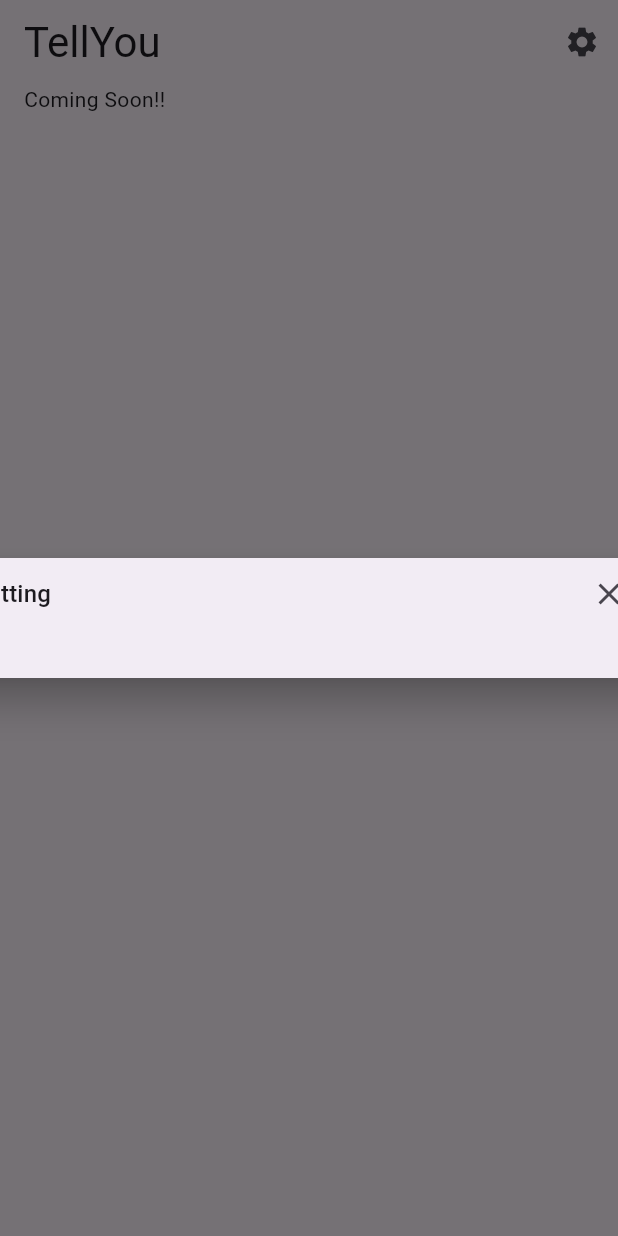
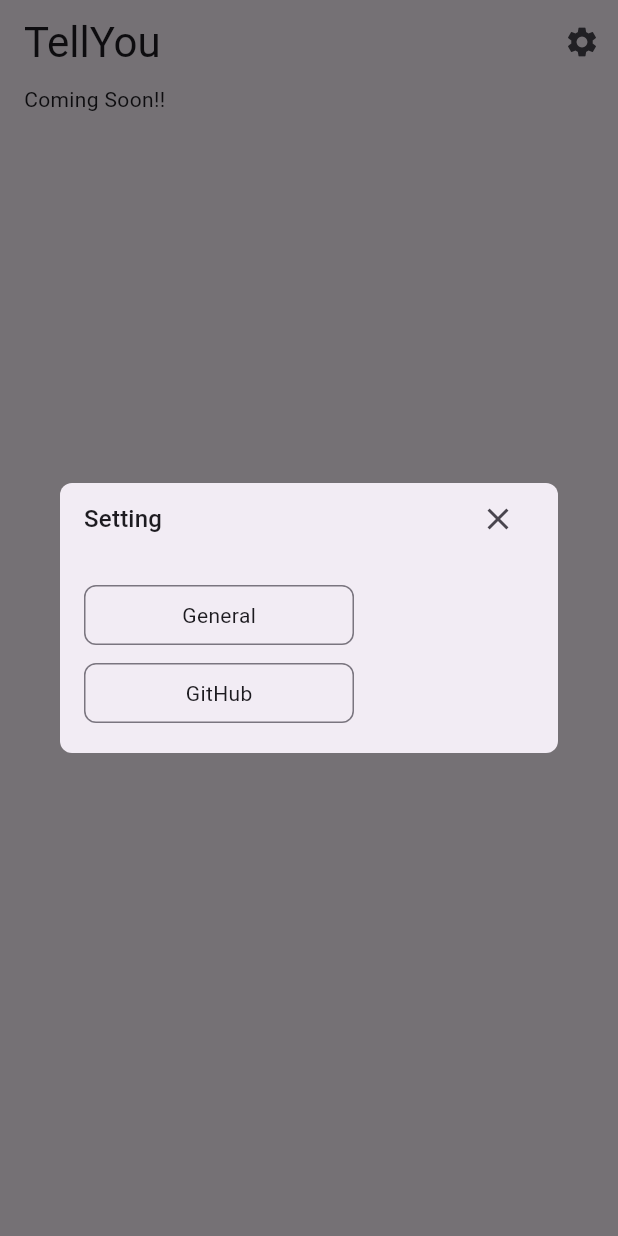
Before and after one commit to pkshimizu/tellyou, a Flutter app: the screen it shows after launch, after a tap on the "settings" icon, on a phone screen of 412 x 824 dp. Run offline on Flutter 3.47's test engine with Material 3 defaults, Android fonts, the phone set to English and light mode, and no system bars; our stand-ins replace drift, flutter_riverpod, freezed_annotation, hooks_riverpod, riverpod_annotation; missing offline and left inert: sqlite3; accounts and stored records are empty; generated files the repository leaves out were written again.

Commit message:
設定ダイアログのUI実装とConfig簡素化
- TButtonウィジェットを追加（テキスト、アウトライン、エレベート対応）
- TListViewウィジェットを追加（リスト表示機能）
- SettingDialogにGeneral/GitHubボタンを追加
- TDialogをFittedBoxからDialogに変更してレイアウト問題を修正
- ConfigクラスからYAML読み込みを削除しシンプルな構成に変更

```diff
--- a/lib/ui/setting/dialog.dart
+++ b/lib/ui/setting/dialog.dart
@@ -2,10 +2,28 @@ import "package:flutter/material.dart";
 import "package:tellyou/ui/widgets.dart";
 
 class SettingDialog extends TDialog {
-  SettingDialog() : super(title: "Setting", size: TDialogSize.md);
+  SettingDialog() : super(title: "Setting", size: TDialogSize.lg);
 
   @override
   Widget build(BuildContext context) {
-    return TRow(children: []);
+    return TRow(
+      children: [
+        TColumn(
+          gap: 1,
+          children: [
+            TButton(
+              text: "General",
+              size: TButtonSize.md,
+              onPressed: (context) {},
+            ),
+            TButton(
+              text: "GitHub",
+              size: TButtonSize.md,
+              onPressed: (context) {},
+            ),
+          ],
+        ),
+      ],
+    );
   }
 }
--- a/lib/ui/widgets.dart
+++ b/lib/ui/widgets.dart
@@ -1,10 +1,12 @@
 // display
 export "package:tellyou/ui/widgets/display/text.dart";
+export "package:tellyou/ui/widgets/display/list.dart";
 
 // feedback
 export "package:tellyou/ui/widgets/feedback/dialog.dart";
 
 // form
+export "package:tellyou/ui/widgets/form/button.dart";
 export "package:tellyou/ui/widgets/form/icon_button.dart";
 
 // layout
--- a/lib/ui/widgets/feedback/dialog.dart
+++ b/lib/ui/widgets/feedback/dialog.dart
@@ -29,11 +29,8 @@ abstract class TDialog {
       context: context,
       builder: (context) {
         _context = context;
-        return FittedBox(
-          fit: BoxFit.none,
-          child: Material(
-            elevation: 10,
-            color: Colors.transparent,
+        return Dialog(
+          backgroundColor: Colors.transparent,
           child: Container(
             width: _size.width,
             decoration: BoxDecoration(
@@ -41,11 +38,11 @@ abstract class TDialog {
               borderRadius: BorderRadius.all(Radius.circular(8.0)),
             ),
             child: TColumn(
+              min: true,
               children: [
                 _header(context),
                 TPadding(all: 16, child: build(context)),
               ],
-              ),
             ),
           ),
         );
--- /dev/null
+++ b/lib/ui/widgets/form/button.dart
@@ -0,0 +1,146 @@
+// Flutter imports:
+import "package:flutter/material.dart";
+
+// Project imports:
+
+// Project imports:
+import "package:tellyou/ui/widgets.dart";
+
+enum TButtonStyle { text, outlined, elevated }
+
+enum TButtonDirection { horizontal, vertical }
+
+enum TButtonSize {
+  xs(width: 80.0),
+  sm(width: 120.0),
+  md(width: 180.0),
+  lg(width: 240.0);
+
+  const TButtonSize({required this.width});
+
+  final double width;
+}
+
+class TButton extends StatelessWidget {
+  final TButtonStyle? _style;
+  final Function(BuildContext context) _onPressed;
+  final String? _text;
+  final IconData? _icon;
+  final bool? _disabled;
+  final TButtonDirection _direction;
+  final TTextStyle? _textStyle;
+  final TButtonSize? _size;
+  final bool _selected;
+
+  const TButton({
+    super.key,
+    required dynamic Function(BuildContext) onPressed,
+    String? text,
+    TButtonStyle? style,
+    IconData? icon,
+    bool? disabled,
+    TButtonDirection direction = TButtonDirection.horizontal,
+    TTextStyle? textStyle,
+    TButtonSize? size,
+    bool selected = false,
+  }) : _disabled = disabled,
+       _icon = icon,
+       _text = text,
+       _onPressed = onPressed,
+       _style = style,
+       _direction = direction,
+       _textStyle = textStyle,
+       _size = size,
+       _selected = selected;
+
+  @override
+  Widget build(BuildContext context) {
+    final button = _buildButton(context);
+    if (_size == null) {
+      return button;
+    }
+    return SizedBox(width: _size.width, child: button);
+  }
+
+  Widget _buildButton(BuildContext context) {
+    switch (_style) {
+      case TButtonStyle.text:
+        return TextButton.icon(
+          icon: _iconWidget,
+          label: _labelWidget,
+          onPressed: _onPressedHandler(context),
+          style: TextButton.styleFrom(
+            shape: _shape(),
+            backgroundColor: _backgroundColor(context),
+          ),
+        );
+      case TButtonStyle.elevated:
+        return ElevatedButton.icon(
+          icon: _iconWidget,
+          label: _labelWidget,
+          onPressed: _onPressedHandler(context),
+          style: ElevatedButton.styleFrom(
+            shape: _shape(),
+            backgroundColor: _backgroundColor(context),
+          ),
+        );
+      case TButtonStyle.outlined:
+      default:
+        return OutlinedButton.icon(
+          icon: _iconWidget,
+          label: _labelWidget,
+          onPressed: _onPressedHandler(context),
+          style: OutlinedButton.styleFrom(
+            shape: _shape(),
+            backgroundColor: _backgroundColor(context),
+          ),
+        );
+    }
+  }
+
+  Widget? get _iconWidget {
+    if (_icon == null) {
+      return null;
+    }
+    if (_direction == TButtonDirection.vertical) {
+      return null;
+    }
+    return Icon(_icon);
+  }
+
+  Widget get _labelWidget {
+    if (_text == null) {
+      return TText("");
+    }
+    if (_icon != null && _direction == TButtonDirection.vertical) {
+      return TPadding(
+        v: 8,
+        child: TColumn(
+          hAlign: TColumnHAlign.center,
+          children: [Icon(_icon), TText(_text, style: _textStyle)],
+        ),
+      );
+    }
+    return TText(_text, style: _textStyle);
+  }
+
+  Function()? _onPressedHandler(BuildContext context) {
+    if (_disabled == true) {
+      return null;
+    }
+    return () {
+      _onPressed(context);
+    };
+  }
+
+  OutlinedBorder _shape() {
+    return RoundedRectangleBorder(borderRadius: BorderRadius.circular(8));
+  }
+
+  Color? _backgroundColor(BuildContext context) {
+    if (_selected) {
+      return Theme.of(context).focusColor;
+    }
+    return null;
+  }
+}
```
Also changed, not shown: lib/config.dart (+2 -21 lines), lib/ui/widgets/display/list.dart (added, +87 -0 lines). Lines whose indentation alone changed are shown as unchanged.
